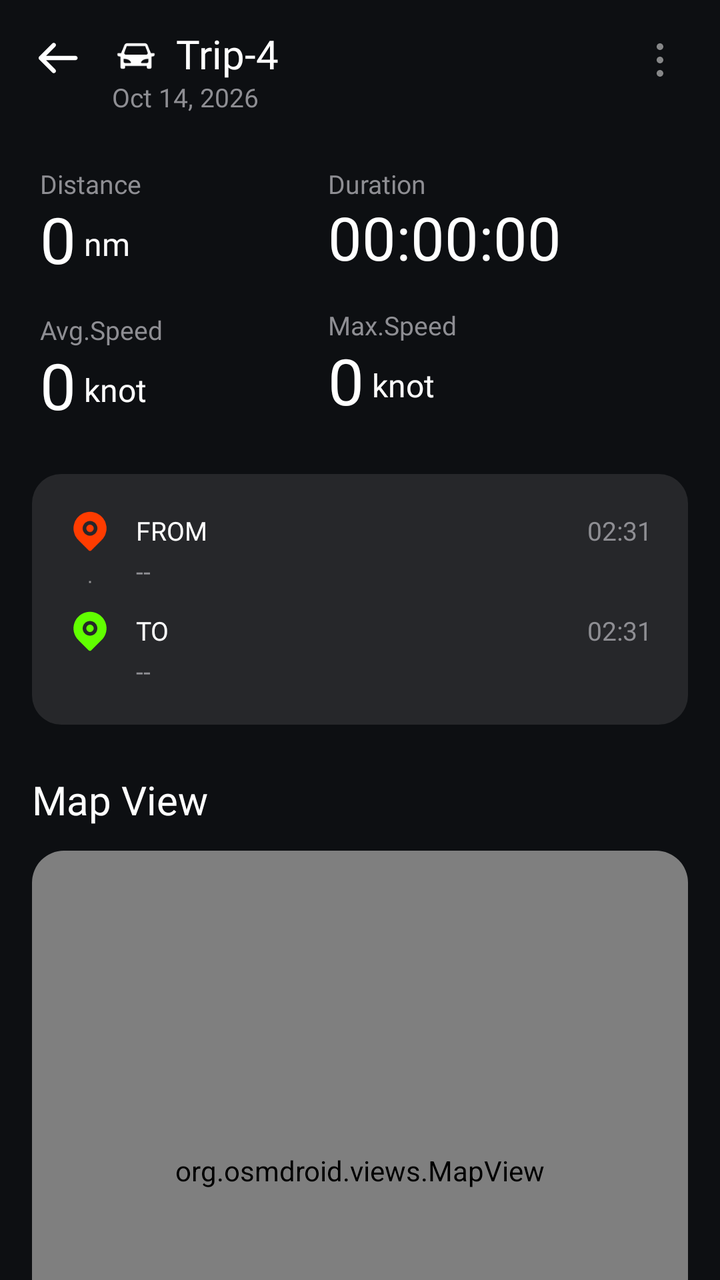
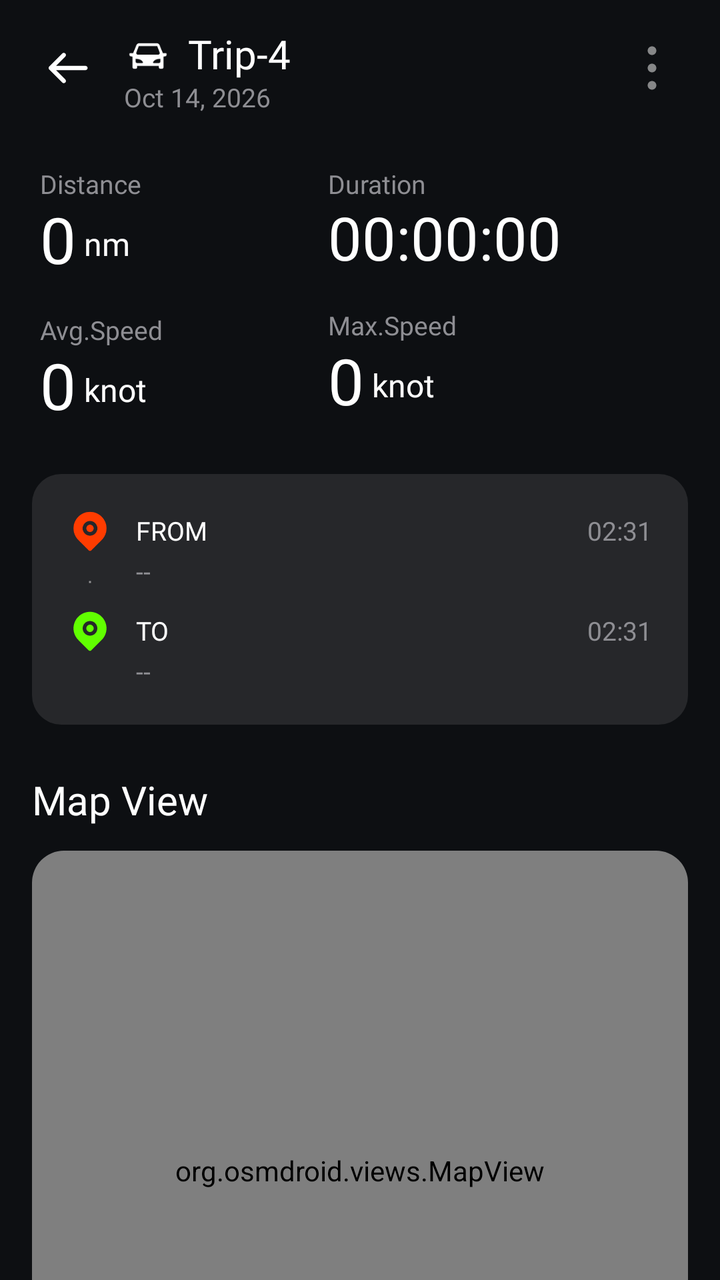

The first picture is an Android layout as it rendered before a commit; the second is the same layout after the commit. The layout source and the unified diff follow.
<!-- AndroidManifest.xml: application theme Theme.SpeedPro -->
<!-- res/layout/activity_trip_summary.xml -->
<?xml version="1.0" encoding="utf-8"?>
<androidx.core.widget.NestedScrollView xmlns:android="http://schemas.android.com/apk/res/android"
    xmlns:app="http://schemas.android.com/apk/res-auto"
    xmlns:tools="http://schemas.android.com/tools"
    android:id="@+id/tripSummaryScrollView"
    android:layout_width="match_parent"
    android:layout_height="match_parent"
    android:background="@color/bg_black"
    android:fillViewport="true">

    <androidx.constraintlayout.widget.ConstraintLayout
        android:layout_width="match_parent"
        android:layout_height="wrap_content"
        android:paddingBottom="32dp">

        
        <androidx.constraintlayout.widget.ConstraintLayout
            android:id="@+id/topBarTrip"
            android:layout_width="match_parent"
            android:layout_height="wrap_content"
            android:paddingHorizontal="16dp"
            android:paddingTop="16dp"
            android:paddingBottom="6dp"
            app:layout_constraintTop_toTopOf="parent">

            <ImageView
                android:id="@+id/ivBackTrip"
                android:layout_width="26dp"
                android:layout_height="26dp"
                android:background="?attr/selectableItemBackgroundBorderless"
                android:src="@drawable/ic_icon_general_back"
                app:layout_constraintStart_toStartOf="parent"
                app:layout_constraintTop_toTopOf="parent"
                app:tint="@color/text_white" />

            <ImageView
                android:id="@+id/ivTripModeIcon"
                android:layout_width="24dp"
                android:layout_height="24dp"
                android:layout_marginStart="14dp"
                android:src="@drawable/ic_traffic_car"
                app:layout_constraintBottom_toBottomOf="@id/tvTripName"
                app:layout_constraintStart_toEndOf="@id/ivBackTrip"
                app:layout_constraintTop_toTopOf="@id/tvTripName"
                app:tint="@color/text_white" />

            <TextView
                android:id="@+id/tvTripName"
                android:layout_width="0dp"
                android:layout_height="wrap_content"
                android:layout_marginStart="8dp"
                android:layout_marginEnd="12dp"
                android:fontFamily="@font/poppins_bold"
                android:includeFontPadding="false"
                android:text="Trip-4"
                android:textColor="@color/text_white"
                android:textSize="20sp"
                app:layout_constraintEnd_toStartOf="@id/ivTripMenuMore"
                app:layout_constraintStart_toEndOf="@id/ivTripModeIcon"
                app:layout_constraintTop_toTopOf="parent" />

            <TextView
                android:id="@+id/tvTripDate"
                android:layout_width="wrap_content"
                android:layout_height="wrap_content"
                android:layout_marginTop="2dp"
                android:fontFamily="@font/poppins_regular"
                android:includeFontPadding="false"
                android:text="Oct 14, 2026"
                android:textColor="#8E8E93"
                android:textSize="13sp"
                app:layout_constraintStart_toStartOf="@id/ivTripModeIcon"
                app:layout_constraintTop_toBottomOf="@id/tvTripName" />

            <ImageView
                android:id="@+id/ivTripMenuMore"
                android:layout_width="28dp"
                android:layout_height="28dp"
                android:background="?attr/selectableItemBackgroundBorderless"
                android:padding="4dp"
                android:src="@drawable/ic_icon_general_more"
                app:layout_constraintEnd_toEndOf="parent"
                app:layout_constraintTop_toTopOf="parent"
                app:tint="@color/text_white" />
        </androidx.constraintlayout.widget.ConstraintLayout>

        
        <androidx.constraintlayout.widget.ConstraintLayout
            android:id="@+id/metricsPanel"
            android:layout_width="match_parent"
            android:layout_height="wrap_content"
            android:layout_marginHorizontal="20dp"
            android:layout_marginTop="20dp"
            app:layout_constraintTop_toBottomOf="@id/topBarTrip">

            <androidx.constraintlayout.widget.Guideline
                android:id="@+id/metricsCenterGuideline"
                android:layout_width="wrap_content"
                android:layout_height="wrap_content"
                android:orientation="vertical"
                app:layout_constraintGuide_percent="0.45" />

            
            <LinearLayout
                android:id="@+id/colDistance"
                android:layout_width="0dp"
                android:layout_height="wrap_content"
                android:orientation="vertical"
                app:layout_constraintEnd_toStartOf="@id/metricsCenterGuideline"
                app:layout_constraintStart_toStartOf="parent"
                app:layout_constraintTop_toTopOf="parent">

                <TextView
                    android:layout_width="wrap_content"
                    android:layout_height="wrap_content"
                    android:fontFamily="@font/poppins_regular"
                    android:text="Distance"
                    android:textColor="#8E8E93"
                    android:textSize="13sp" />

                <LinearLayout
                    android:layout_width="wrap_content"
                    android:layout_height="wrap_content"
                    android:layout_marginTop="2dp"
                    android:gravity="bottom"
                    android:orientation="horizontal">

                    <TextView
                        android:id="@+id/tvSummaryDistanceVal"
                        android:layout_width="wrap_content"
                        android:layout_height="wrap_content"
                        android:fontFamily="@font/poppins_bold"
                        android:includeFontPadding="false"
                        android:text="0"
                        android:textColor="@color/text_white"
                        android:textSize="32sp" />

                    <TextView
                        android:id="@+id/tvSummaryDistanceUnit"
                        android:layout_width="wrap_content"
                        android:layout_height="wrap_content"
                        android:layout_marginStart="4dp"
                        android:layout_marginBottom="4dp"
                        android:fontFamily="@font/poppins_regular"
                        android:includeFontPadding="false"
                        android:text="nm"
                        android:textColor="@color/text_white"
                        android:textSize="16sp" />
                </LinearLayout>
            </LinearLayout>

            
            <LinearLayout
                android:id="@+id/colDuration"
                android:layout_width="0dp"
                android:layout_height="wrap_content"
                android:orientation="vertical"
                app:layout_constraintEnd_toEndOf="parent"
                app:layout_constraintStart_toEndOf="@id/metricsCenterGuideline"
                app:layout_constraintTop_toTopOf="parent">

                <TextView
                    android:layout_width="wrap_content"
                    android:layout_height="wrap_content"
                    android:fontFamily="@font/poppins_regular"
                    android:text="Duration"
                    android:textColor="#8E8E93"
                    android:textSize="13sp" />

                <TextView
                    android:id="@+id/tvSummaryDurationVal"
                    android:layout_width="wrap_content"
                    android:layout_height="wrap_content"
                    android:layout_marginTop="2dp"
                    android:fontFamily="@font/poppins_bold"
                    android:includeFontPadding="false"
                    android:text="00:00:00"
                    android:textColor="@color/text_white"
                    android:textSize="30sp" />
            </LinearLayout>

            
            <LinearLayout
                android:id="@+id/colAvgSpeed"
                android:layout_width="0dp"
                android:layout_height="wrap_content"
                android:layout_marginTop="16dp"
                android:orientation="vertical"
                app:layout_constraintEnd_toStartOf="@id/metricsCenterGuideline"
                app:layout_constraintStart_toStartOf="parent"
                app:layout_constraintTop_toBottomOf="@id/colDistance">

                <TextView
                    android:layout_width="wrap_content"
                    android:layout_height="wrap_content"
                    android:fontFamily="@font/poppins_regular"
                    android:text="Avg.Speed"
                    android:textColor="#8E8E93"
                    android:textSize="13sp" />

                <LinearLayout
                    android:layout_width="wrap_content"
                    android:layout_height="wrap_content"
                    android:layout_marginTop="2dp"
                    android:gravity="bottom"
                    android:orientation="horizontal">

                    <TextView
                        android:id="@+id/tvSummaryAvgSpeedVal"
                        android:layout_width="wrap_content"
                        android:layout_height="wrap_content"
                        android:fontFamily="@font/poppins_bold"
                        android:includeFontPadding="false"
                        android:text="0"
                        android:textColor="@color/text_white"
                        android:textSize="32sp" />

                    <TextView
                        android:id="@+id/tvSummaryAvgSpeedUnit"
                        android:layout_width="wrap_content"
                        android:layout_height="wrap_content"
                        android:layout_marginStart="4dp"
                        android:layout_marginBottom="4dp"
                        android:fontFamily="@font/poppins_regular"
                        android:includeFontPadding="false"
                        android:text="knot"
                        android:textColor="@color/text_white"
                        android:textSize="16sp" />
                </LinearLayout>
            </LinearLayout>

            
            <LinearLayout
                android:id="@+id/colMaxSpeed"
                android:layout_width="0dp"
                android:layout_height="wrap_content"
                android:layout_marginTop="16dp"
                android:orientation="vertical"
                app:layout_constraintEnd_toEndOf="parent"
                app:layout_constraintStart_toEndOf="@id/metricsCenterGuideline"
                app:layout_constraintTop_toBottomOf="@id/colDuration">

                <TextView
                    android:layout_width="wrap_content"
                    android:layout_height="wrap_content"
                    android:fontFamily="@font/poppins_regular"
                    android:text="Max.Speed"
                    android:textColor="#8E8E93"
                    android:textSize="13sp" />

                <LinearLayout
                    android:layout_width="wrap_content"
                    android:layout_height="wrap_content"
                    android:layout_marginTop="2dp"
                    android:gravity="bottom"
                    android:orientation="horizontal">

                    <TextView
                        android:id="@+id/tvSummaryMaxSpeedVal"
                        android:layout_width="wrap_content"
                        android:layout_height="wrap_content"
                        android:fontFamily="@font/poppins_bold"
                        android:includeFontPadding="false"
                        android:text="0"
                        android:textColor="@color/text_white"
                        android:textSize="32sp" />

                    <TextView
                        android:id="@+id/tvSummaryMaxSpeedUnit"
                        android:layout_width="wrap_content"
                        android:layout_height="wrap_content"
                        android:layout_marginStart="4dp"
                        android:layout_marginBottom="4dp"
                        android:fontFamily="@font/poppins_regular"
                        android:includeFontPadding="false"
                        android:text="knot"
                        android:textColor="@color/text_white"
                        android:textSize="16sp" />
                </LinearLayout>
            </LinearLayout>
        </androidx.constraintlayout.widget.ConstraintLayout>

        
        <androidx.constraintlayout.widget.ConstraintLayout
            android:id="@+id/cardAddress"
            android:layout_width="match_parent"
            android:layout_height="wrap_content"
            android:layout_marginHorizontal="16dp"
            android:layout_marginTop="24dp"
            android:background="@drawable/rect_10ffffff_16dp"
            android:paddingHorizontal="18dp"
            android:paddingVertical="18dp"
            app:layout_constraintTop_toBottomOf="@id/metricsPanel">

            
            <ImageView
                android:id="@+id/ivPinFrom"
                android:layout_width="22dp"
                android:layout_height="22dp"
                android:src="@drawable/ic_icon_general_location_start"
                app:layout_constraintStart_toStartOf="parent"
                app:layout_constraintTop_toTopOf="parent" />

            <TextView
                android:id="@+id/tvFromLabel"
                android:layout_width="wrap_content"
                android:layout_height="wrap_content"
                android:layout_marginStart="12dp"
                android:fontFamily="@font/poppins_bold"
                android:includeFontPadding="false"
                android:text="FROM"
                android:textColor="@color/text_white"
                android:textSize="13sp"
                app:layout_constraintBottom_toBottomOf="@id/ivPinFrom"
                app:layout_constraintStart_toEndOf="@id/ivPinFrom"
                app:layout_constraintTop_toTopOf="@id/ivPinFrom" />

            <TextView
                android:id="@+id/tvFromTime"
                android:layout_width="wrap_content"
                android:layout_height="wrap_content"
                android:fontFamily="@font/poppins_regular"
                android:includeFontPadding="false"
                android:text="02:31"
                android:textColor="#8E8E93"
                android:textSize="13sp"
                app:layout_constraintBottom_toBottomOf="@id/ivPinFrom"
                app:layout_constraintEnd_toEndOf="parent"
                app:layout_constraintTop_toTopOf="@id/ivPinFrom" />

            <TextView
                android:id="@+id/tvFromAddress"
                android:layout_width="0dp"
                android:layout_height="wrap_content"
                android:layout_marginTop="3dp"
                android:fontFamily="@font/poppins_regular"
                android:text="--"
                android:textColor="#8E8E93"
                android:textSize="13sp"
                app:layout_constraintEnd_toStartOf="@id/tvFromTime"
                app:layout_constraintStart_toStartOf="@id/tvFromLabel"
                app:layout_constraintTop_toBottomOf="@id/tvFromLabel" />

            
            <View
                android:id="@+id/dashConnector"
                android:layout_width="2dp"
                android:layout_height="26dp"
                android:layout_marginVertical="2dp"
                android:background="@drawable/dot_gap_bg"
                app:layout_constraintBottom_toTopOf="@id/ivPinTo"
                app:layout_constraintEnd_toEndOf="@id/ivPinFrom"
                app:layout_constraintStart_toStartOf="@id/ivPinFrom"
                app:layout_constraintTop_toBottomOf="@id/ivPinFrom" />

            
            <ImageView
                android:id="@+id/ivPinTo"
                android:layout_width="22dp"
                android:layout_height="22dp"
                android:layout_marginTop="28dp"
                android:src="@drawable/ic_icon_general_location_end"
                app:layout_constraintStart_toStartOf="parent"
                app:layout_constraintTop_toBottomOf="@id/ivPinFrom" />

            <TextView
                android:id="@+id/tvToLabel"
                android:layout_width="wrap_content"
                android:layout_height="wrap_content"
                android:layout_marginStart="12dp"
                android:fontFamily="@font/poppins_bold"
                android:includeFontPadding="false"
                android:text="TO"
                android:textColor="@color/text_white"
                android:textSize="13sp"
                app:layout_constraintBottom_toBottomOf="@id/ivPinTo"
                app:layout_constraintStart_toEndOf="@id/ivPinTo"
                app:layout_constraintTop_toTopOf="@id/ivPinTo" />

            <TextView
                android:id="@+id/tvToTime"
                android:layout_width="wrap_content"
                android:layout_height="wrap_content"
                android:fontFamily="@font/poppins_regular"
                android:includeFontPadding="false"
                android:text="02:31"
                android:textColor="#8E8E93"
                android:textSize="13sp"
                app:layout_constraintBottom_toBottomOf="@id/ivPinTo"
                app:layout_constraintEnd_toEndOf="parent"
                app:layout_constraintTop_toTopOf="@id/ivPinTo" />

            <TextView
                android:id="@+id/tvToAddress"
                android:layout_width="0dp"
                android:layout_height="wrap_content"
                android:layout_marginTop="3dp"
                android:fontFamily="@font/poppins_regular"
                android:text="--"
                android:textColor="#8E8E93"
                android:textSize="13sp"
                app:layout_constraintEnd_toStartOf="@id/tvToTime"
                app:layout_constraintStart_toStartOf="@id/tvToLabel"
                app:layout_constraintTop_toBottomOf="@id/tvToLabel" />
        </androidx.constraintlayout.widget.ConstraintLayout>

        
        <TextView
            android:id="@+id/tvMapViewTitle"
            android:layout_width="wrap_content"
            android:layout_height="wrap_content"
            android:layout_marginStart="16dp"
            android:layout_marginTop="24dp"
            android:fontFamily="@font/poppins_bold"
            android:text="Map View"
            android:textColor="@color/text_white"
            android:textSize="20sp"
            app:layout_constraintStart_toStartOf="parent"
            app:layout_constraintTop_toBottomOf="@id/cardAddress" />

        
        <androidx.cardview.widget.CardView
            android:id="@+id/summaryMapCard"
            android:layout_width="match_parent"
            android:layout_height="320dp"
            android:layout_marginHorizontal="16dp"
            android:layout_marginTop="12dp"
            app:cardBackgroundColor="#1A1C22"
            app:cardCornerRadius="16dp"
            app:cardElevation="0dp"
            app:layout_constraintTop_toBottomOf="@id/tvMapViewTitle">

            <org.osmdroid.views.MapView
                android:id="@+id/summaryMapView"
                android:layout_width="match_parent"
                android:layout_height="match_parent" />
        </androidx.cardview.widget.CardView>

    </androidx.constraintlayout.widget.ConstraintLayout>
</androidx.core.widget.NestedScrollView>
<!-- resources referenced by this layout -->
<resources>
  <color name="bg_black">#0D0F12</color>
  <color name="text_white">#FFFFFF</color>
  <!-- drawable dot_gap_bg (drawable) -->
  <?xml version="1.0" encoding="utf-8"?>
  <rotate xmlns:android="http://schemas.android.com/apk/res/android"
      android:fromDegrees="90.0"
      android:toDegrees="90.0">
      <shape android:shape="line">
          <stroke
              android:width="1dp"
              android:color="#80FFFFFF"
              android:dashWidth="3dp"
              android:dashGap="2dp" />
      </shape>
  </rotate>
  <!-- drawable ic_icon_general_location_end (drawable) -->
  <?xml version="1.0" encoding="utf-8"?>
  <vector android:height="@dimen/dp_24" android:width="@dimen/dp_24" android:viewportWidth="24.0" android:viewportHeight="24.0"
    xmlns:android="http://schemas.android.com/apk/res/android">
      <path android:fillColor="@color/bg_color_61ff00" android:pathData="M18.364,3.636C21.879,7.151 21.879,12.849 18.364,16.364L12.707,22.021C12.317,22.411 11.683,22.411 11.293,22.021L5.636,16.364C2.121,12.849 2.121,7.151 5.636,3.636C9.151,0.121 14.849,0.121 18.364,3.636ZM12,6C9.791,6 8,7.791 8,10C8,12.209 9.791,14 12,14C14.209,14 16,12.209 16,10C16,7.791 14.209,6 12,6ZM12,8C13.105,8 14,8.895 14,10C14,11.105 13.105,12 12,12C10.895,12 10,11.105 10,10C10,8.895 10.895,8 12,8Z" android:strokeColor="@color/transparent" android:strokeWidth="1.0" android:fillType="evenOdd" />
  </vector>
  <!-- drawable ic_icon_general_location_start (drawable) -->
  <?xml version="1.0" encoding="utf-8"?>
  <vector android:height="@dimen/dp_24" android:width="@dimen/dp_24" android:viewportWidth="24.0" android:viewportHeight="24.0"
    xmlns:android="http://schemas.android.com/apk/res/android">
      <path android:fillColor="@color/bg_color_FF3C00" android:pathData="M18.364,3.636C21.879,7.151 21.879,12.849 18.364,16.364L12.707,22.021C12.317,22.411 11.683,22.411 11.293,22.021L5.636,16.364C2.121,12.849 2.121,7.151 5.636,3.636C9.151,0.121 14.849,0.121 18.364,3.636ZM12,6C9.791,6 8,7.791 8,10C8,12.209 9.791,14 12,14C14.209,14 16,12.209 16,10C16,7.791 14.209,6 12,6ZM12,8C13.105,8 14,8.895 14,10C14,11.105 13.105,12 12,12C10.895,12 10,11.105 10,10C10,8.895 10.895,8 12,8Z" android:strokeColor="@color/transparent" android:strokeWidth="1.0" android:fillType="evenOdd" />
  </vector>
  <!-- drawable rect_10ffffff_16dp (drawable) -->
  <?xml version="1.0" encoding="utf-8"?>
  <shape
    xmlns:android="http://schemas.android.com/apk/res/android">
      <solid android:color="@color/bg_color_10ffffff" />
      <corners android:radius="@dimen/dp_16" />
  </shape>
  <style name="Theme.SpeedPro" parent="Theme.Material3.Dark.NoActionBar">
          <item name="android:statusBarColor">@color/bg_black</item>
          <item name="android:navigationBarColor">@color/bg_black</item>
          <item name="android:windowBackground">@color/bg_black</item>
          <item name="colorPrimary">@color/cyber_green</item>
          <item name="colorSecondary">@color/cyan_accent</item>
      </style>
  <dimen name="dp_24">21.75998dp</dimen>
  <color name="bg_color_ffffff">#ffffff</color>
  <color name="bg_color_61ff00">#61ff00</color>
  <color name="transparent">#00000000</color>
  <color name="bg_color_FF3C00">#ff3c00</color>
  <dimen name="dp_16">14.509979dp</dimen>
  <color name="bg_color_10ffffff">#1affffff</color>
  <color name="cyber_green">#00E676</color>
  <color name="cyan_accent">#00E5FF</color>
  <!-- unchanged entries left out for length: 3 -->
</resources>

<!-- the commit's change to res/layout/activity_trip_summary.xml (unified diff, before → after) -->
@@ -25,9 +25,10 @@
 
             <ImageView
                 android:id="@+id/ivBackTrip"
-                android:layout_width="26dp"
-                android:layout_height="26dp"
+                android:layout_width="36dp"
+                android:layout_height="36dp"
                 android:background="?attr/selectableItemBackgroundBorderless"
+                android:padding="5dp"
                 android:src="@drawable/ic_icon_general_back"
                 app:layout_constraintStart_toStartOf="parent"
                 app:layout_constraintTop_toTopOf="parent"
@@ -37,7 +38,7 @@
                 android:id="@+id/ivTripModeIcon"
                 android:layout_width="24dp"
                 android:layout_height="24dp"
-                android:layout_marginStart="14dp"
+                android:layout_marginStart="10dp"
                 android:src="@drawable/ic_traffic_car"
                 app:layout_constraintBottom_toBottomOf="@id/tvTripName"
                 app:layout_constraintStart_toEndOf="@id/ivBackTrip"
@@ -74,10 +75,10 @@
 
             <ImageView
                 android:id="@+id/ivTripMenuMore"
-                android:layout_width="28dp"
-                android:layout_height="28dp"
+                android:layout_width="36dp"
+                android:layout_height="36dp"
                 android:background="?attr/selectableItemBackgroundBorderless"
-                android:padding="4dp"
+                android:padding="5dp"
                 android:src="@drawable/ic_icon_general_more"
                 app:layout_constraintEnd_toEndOf="parent"
                 app:layout_constraintTop_toTopOf="parent"
